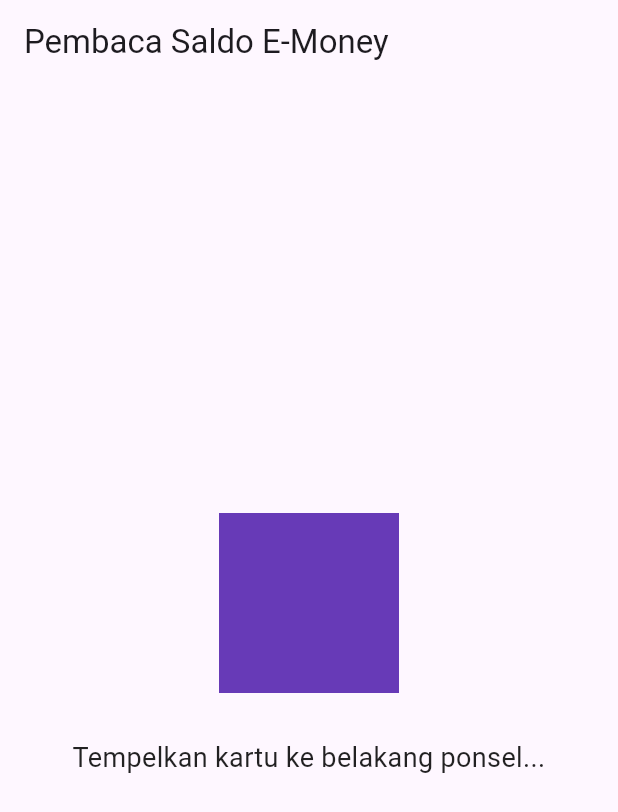
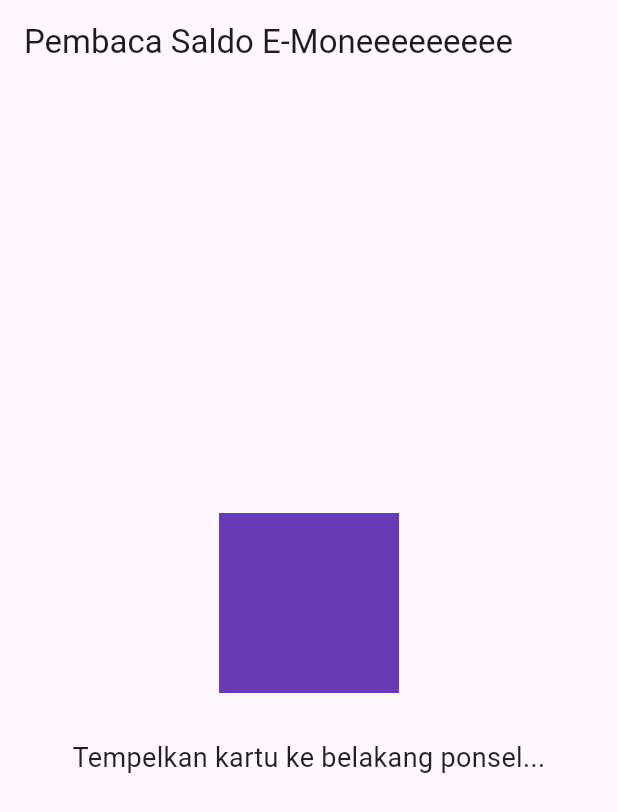
Before and after one commit to ferrynandi/emone, a Flutter app: the screen it shows after launch, on a phone screen of 412 x 824 dp. Shown: the top 812 px of the screen. Run offline on Flutter 3.47's test engine with Material 3 defaults, Android fonts, the phone set to English and light mode, and no system bars; missing offline and left inert: nfc_manager; statements that could not run were skipped.

Commit message:
tes2
Signed-off-by: Ferry Nandi <ferrynand@gmail.com>

```diff
--- a/lib/ui/home_screen.dart
+++ b/lib/ui/home_screen.dart
@@ -72,7 +72,7 @@ class _HomeScreenState extends State<HomeScreen> {
 
     return Scaffold(
       appBar: AppBar(
-        title: const Text('Pembaca Saldo E-Money'),
+        title: const Text('Pembaca Saldo E-Moneeeeeeeee'),
       ),
       body: Center(
         child: Padding(
```
